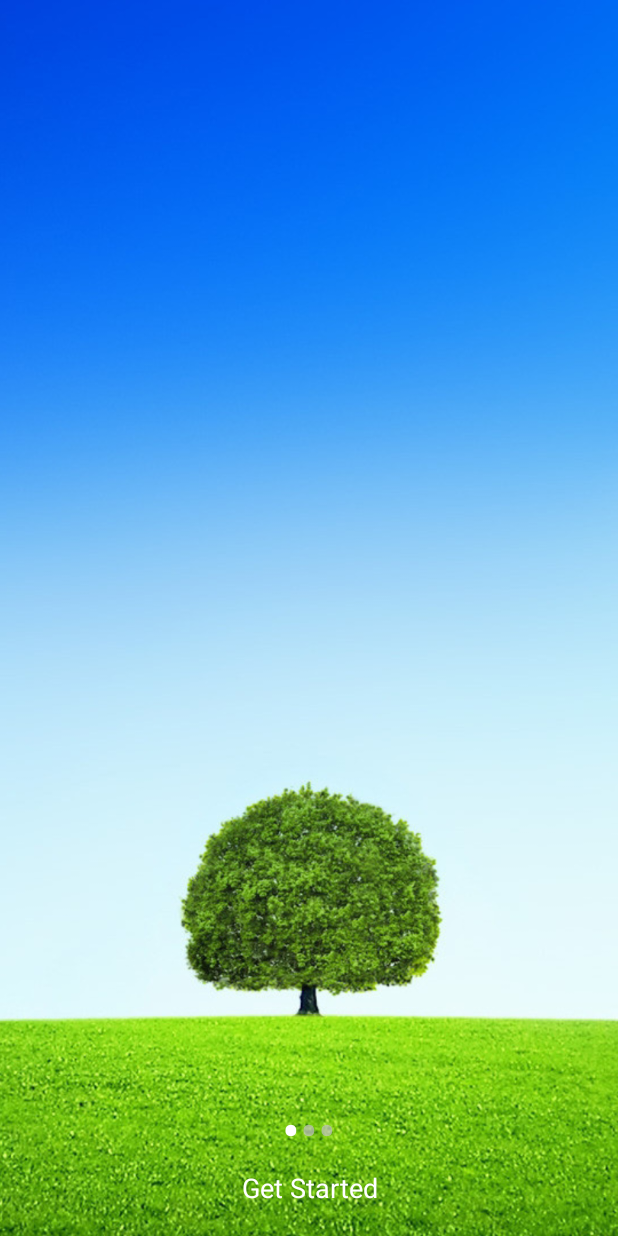
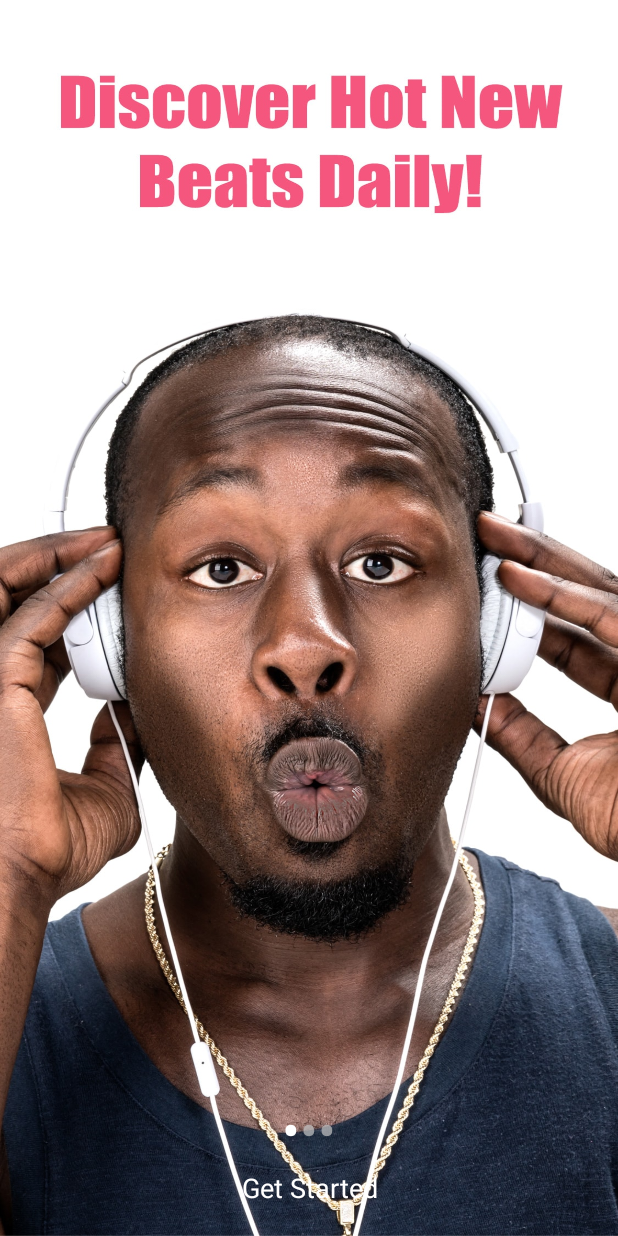
Before and after one commit to shivani-nga/BeatStore, an Android app: the screen it shows after launch (SplashScreen), on a phone screen of 412 x 824 dp. Run offline under Robolectric (Android 15) with nearby library versions, the phone set to English and light mode, and no system bars.

Commit message:
Splash Slider Done

```diff
--- a/app/src/main/res/layout/category_list_item.xml
+++ b/app/src/main/res/layout/category_list_item.xml
@@ -24,6 +24,7 @@
             android:layout_marginStart="5dp"
             android:layout_marginLeft="5dp"
             android:layout_marginBottom="5dp"
+            card_view:background=""
             card_view:cardBackgroundColor="@color/colorPrimaryDark"
             card_view:cardElevation="8dp"
             card_view:cardCornerRadius="8dp">
--- a/app/src/main/res/layout/welcome_slide1.xml
+++ b/app/src/main/res/layout/welcome_slide1.xml
@@ -6,6 +6,6 @@
     <ImageView
         android:layout_width="match_parent"
         android:layout_height="match_parent"
-        android:src="@drawable/backdrop1"
-        android:scaleType="centerCrop"/>
+        android:src="@drawable/slider_01"
+        android:scaleType="fitXY"/>
 </RelativeLayout>
--- a/app/src/main/res/layout/welcome_slide2.xml
+++ b/app/src/main/res/layout/welcome_slide2.xml
@@ -6,6 +6,6 @@
     <ImageView
         android:layout_width="match_parent"
         android:layout_height="match_parent"
-        android:src="@drawable/backdrop2"
-        android:scaleType="centerCrop"/>
+        android:src="@drawable/slider_02"
+        android:scaleType="fitXY"/>
 </RelativeLayout>
--- a/app/src/main/res/layout/welcome_slide3.xml
+++ b/app/src/main/res/layout/welcome_slide3.xml
@@ -6,6 +6,6 @@
     <ImageView
         android:layout_width="match_parent"
         android:layout_height="match_parent"
-        android:src="@drawable/backdrop3"
-        android:scaleType="centerCrop"/>
+        android:src="@drawable/slider_03"
+        android:scaleType="fitXY"/>
 </RelativeLayout>
```
Also changed, not shown: app/src/main/res/drawable/slider_01.jpg (added), app/src/main/res/drawable/slider_02.jpg (added), app/src/main/res/drawable/slider_03.jpg (added).
